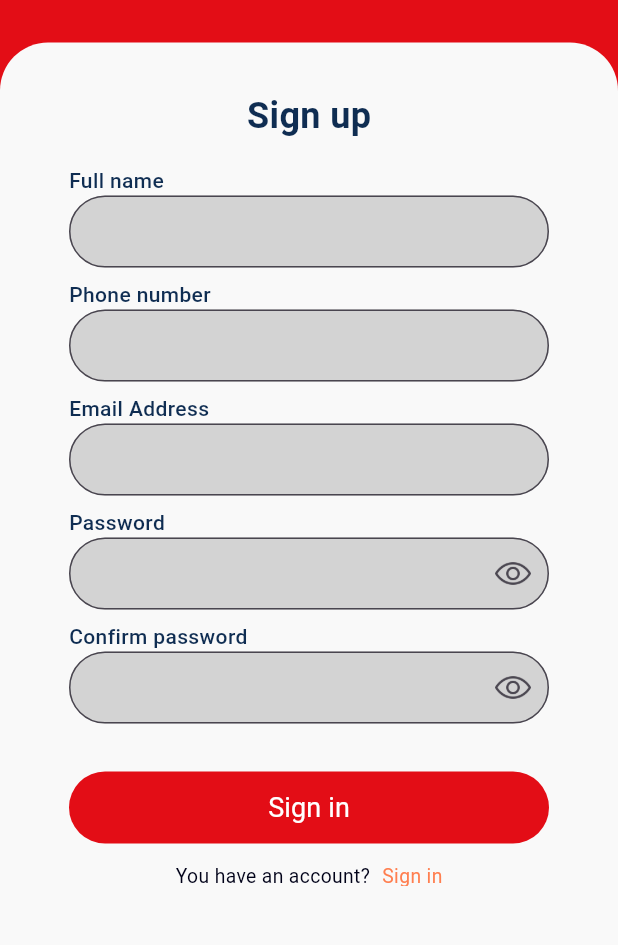
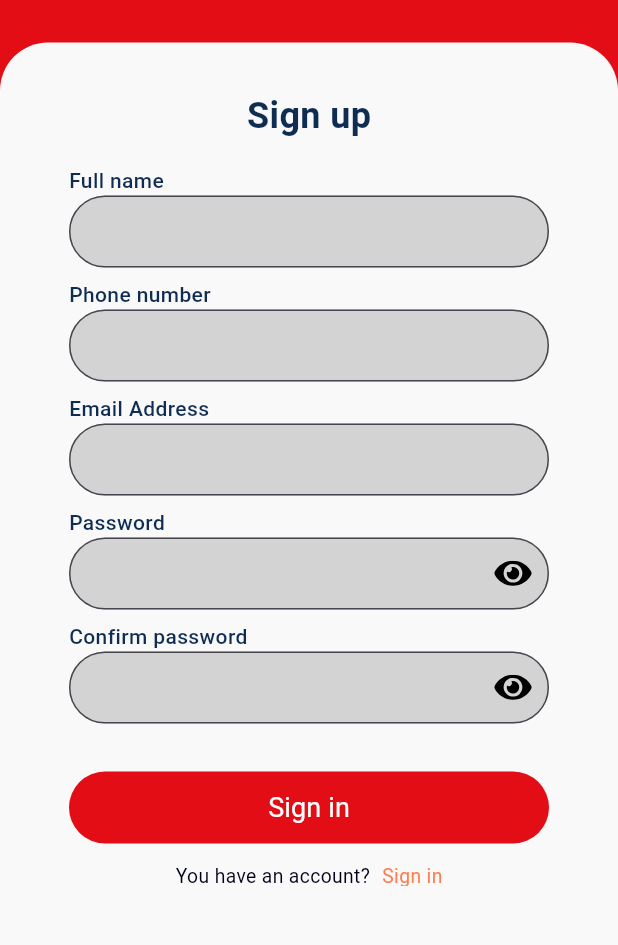
Before and after one commit to dscdut/safe-alert, a Flutter app: the RegisterView screen opened directly, on a phone screen of 412 x 824 dp, the part 289-1234 px from its top. Run offline on Flutter 3.47's test engine with Material 3 defaults, Android fonts, the phone set to English and light mode, and no system bars; our stand-ins replace bloc, dio, easy_localization, equatable, firebase_core, firebase_messaging and 10 more; accounts and stored records are empty; Roboto replaces fonts that are missing (Nunito).

Commit message:
fix: delete some unnecessary stuff

```diff
--- a/mobile/lib/app/app.dart
+++ b/mobile/lib/app/app.dart
@@ -61,9 +61,7 @@ class _AppState extends State<App> {
                 lazy: false,
               ),
             ],
-            child: Builder(
-              builder: (context) {
-                return BlocBuilder<AppBloc, AppState>(
+            child: BlocBuilder<AppBloc, AppState>(
               buildWhen: (previous, current) =>
                   previous.themeMode != current.themeMode,
               builder: (context, state) {
@@ -104,8 +102,6 @@ class _AppState extends State<App> {
                   },
                 );
               },
-                );
-              },
             ),
           ),
         ),
--- a/mobile/lib/data/datasources/user/user_datasource.dart
+++ b/mobile/lib/data/datasources/user/user_datasource.dart
@@ -30,7 +30,7 @@ class UserDataSource {
     return _localDataSource.getUserInfo();
   }
 
-  Future<void> registerByEmailAndPhoneNumber(RegisterDTO params) async {
-    await _remoteDataSource.registerByEmailAndPhoneNumber(params);
+  Future<void> registerByEmailAndPhoneNumber(RegisterDTO params) {
+    return _remoteDataSource.registerByEmailAndPhoneNumber(params);
   }
 }
--- a/mobile/lib/presentation/auth/widgets/custom_text_form_fiefd.dart
+++ b/mobile/lib/presentation/auth/widgets/custom_text_form_fiefd.dart
@@ -1,4 +1,5 @@
 import 'package:flutter/material.dart';
+import 'package:flutter_svg/flutter_svg.dart';
 import 'package:flutter_template/common/theme/color_styles.dart';
 
 class CustomTextFormField extends StatefulWidget {
@@ -48,10 +49,8 @@ class _CustomTextFormFieldState extends State<CustomTextFormField> {
               ? IconButton(
                   onPressed: _onPressSuffixIcon,
                   icon: isObscure
-                      ? const ImageIcon(
-                          AssetImage('assets/icons/register/show.png'),)
-                      : const ImageIcon(
-                          AssetImage('assets/icons/register/hide.png'),),)
+                      ? SvgPicture.asset('assets/icons/register/eye_open.svg')
+                      : SvgPicture.asset('assets/icons/register/eye_close.svg'),)
               : null,
           border:
               OutlineInputBorder(borderRadius: BorderRadius.circular(30.0),),),
--- a/mobile/pubspec.yaml
+++ b/mobile/pubspec.yaml
@@ -53,6 +53,7 @@ dependencies:
   flutter_local_notifications: ^16.3.0
   dropdown_button2: ^2.3.9
   google_mobile_ads: ^4.0.0
+  flutter_svg: ^2.0.9
 
 dev_dependencies:
   flutter_test:
```
Also changed, not shown: mobile/assets/icons/register/eye_close.svg (added), mobile/assets/icons/register/eye_open.svg (added), mobile/assets/icons/register/hide.png (deleted), mobile/assets/icons/register/show.png (deleted), mobile/pubspec.lock, 1 other file. Lines whose indentation alone changed are shown as unchanged.
